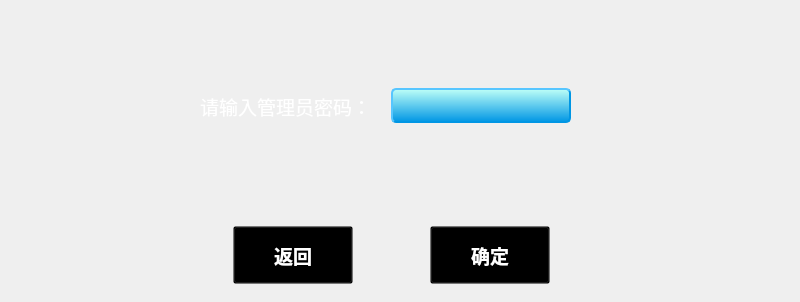
Qt form password.ui (ives560/InverterController) before a commit.
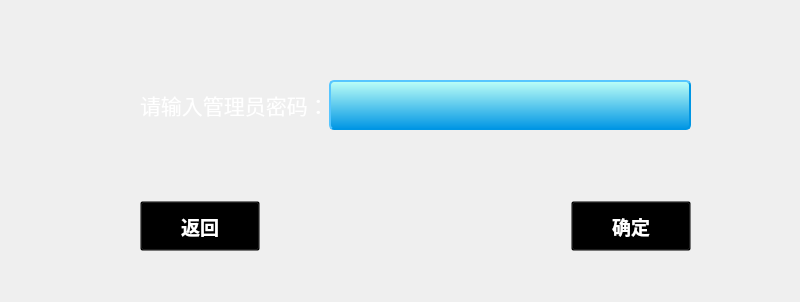
The same form after that commit. Icons and pictures are not drawn.

Patch:
```diff
--- a/password.ui
+++ b/password.ui
@@ -22,17 +22,17 @@
   <widget class="QWidget" name="layoutWidget">
    <property name="geometry">
     <rect>
-     <x>200</x>
+     <x>140</x>
      <y>80</y>
-     <width>371</width>
-     <height>52</height>
+     <width>551</width>
+     <height>171</height>
     </rect>
    </property>
-   <layout class="QHBoxLayout" name="horizontalLayout">
+   <layout class="QGridLayout" name="gridLayout">
     <property name="spacing">
      <number>0</number>
     </property>
-    <item>
+    <item row="0" column="0">
      <widget class="QLabel" name="label">
       <property name="minimumSize">
        <size>
@@ -43,7 +43,7 @@
       <property name="font">
        <font>
         <family>DejaVu Sans</family>
-        <pointsize>14</pointsize>
+        <pointsize>16</pointsize>
        </font>
       </property>
       <property name="styleSheet">
@@ -54,28 +54,18 @@
       </property>
      </widget>
     </item>
-    <item>
-     <spacer name="horizontalSpacer">
-      <property name="orientation">
-       <enum>Qt::Horizontal</enum>
-      </property>
-      <property name="sizeType">
-       <enum>QSizePolicy::Preferred</enum>
-      </property>
-      <property name="sizeHint" stdset="0">
-       <size>
-        <width>20</width>
-        <height>20</height>
-       </size>
-      </property>
-     </spacer>
-    </item>
-    <item>
+    <item row="0" column="1" colspan="2">
      <widget class="QLineEdit" name="ledit_pwd">
+      <property name="sizePolicy">
+       <sizepolicy hsizetype="Preferred" vsizetype="Fixed">
+        <horstretch>0</horstretch>
+        <verstretch>0</verstretch>
+       </sizepolicy>
+      </property>
       <property name="minimumSize">
        <size>
-        <width>0</width>
-        <height>35</height>
+        <width>150</width>
+        <height>50</height>
        </size>
       </property>
       <property name="font">
@@ -98,17 +88,8 @@
       </property>
      </widget>
     </item>
-   </layout>
-  </widget>
+    <item row="3" column="0">
   <widget class="QToolButton" name="tbtn_back">
-   <property name="geometry">
-    <rect>
-     <x>233</x>
-     <y>226</y>
-     <width>120</width>
-     <height>58</height>
-    </rect>
-   </property>
    <property name="minimumSize">
     <size>
      <width>120</width>
@@ -142,15 +123,9 @@
     <enum>Qt::ToolButtonTextBesideIcon</enum>
    </property>
   </widget>
+    </item>
+    <item row="3" column="2">
   <widget class="QToolButton" name="tbtn_ok">
-   <property name="geometry">
-    <rect>
-     <x>430</x>
-     <y>226</y>
-     <width>120</width>
-     <height>58</height>
-    </rect>
-   </property>
    <property name="minimumSize">
     <size>
      <width>120</width>
@@ -183,6 +158,38 @@
    <property name="toolButtonStyle">
     <enum>Qt::ToolButtonTextBesideIcon</enum>
    </property>
+     </widget>
+    </item>
+    <item row="3" column="1">
+     <spacer name="horizontalSpacer">
+      <property name="orientation">
+       <enum>Qt::Horizontal</enum>
+      </property>
+      <property name="sizeType">
+       <enum>QSizePolicy::Expanding</enum>
+      </property>
+      <property name="sizeHint" stdset="0">
+       <size>
+        <width>20</width>
+        <height>20</height>
+       </size>
+      </property>
+     </spacer>
+    </item>
+    <item row="2" column="1">
+     <spacer name="verticalSpacer">
+      <property name="orientation">
+       <enum>Qt::Vertical</enum>
+      </property>
+      <property name="sizeHint" stdset="0">
+       <size>
+        <width>20</width>
+        <height>40</height>
+       </size>
+      </property>
+     </spacer>
+    </item>
+   </layout>
   </widget>
  </widget>
  <resources>
```
Left out of the diff: 8 changed lines with no effect on the pictures. Lines whose indentation alone changed are shown as unchanged.
